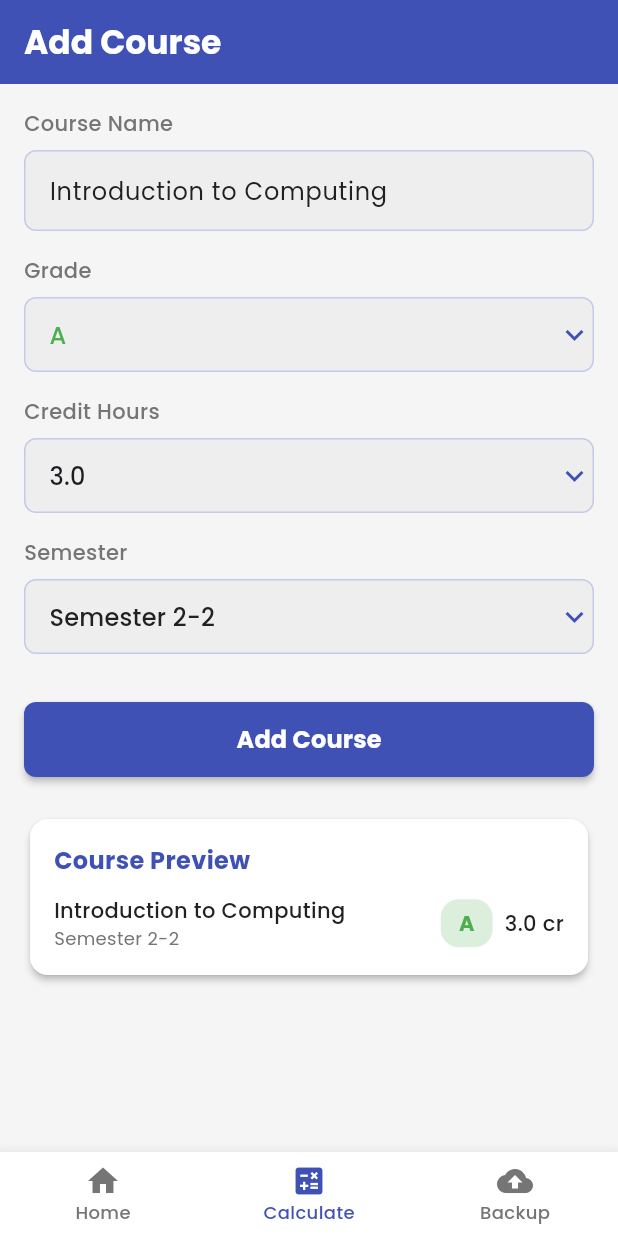
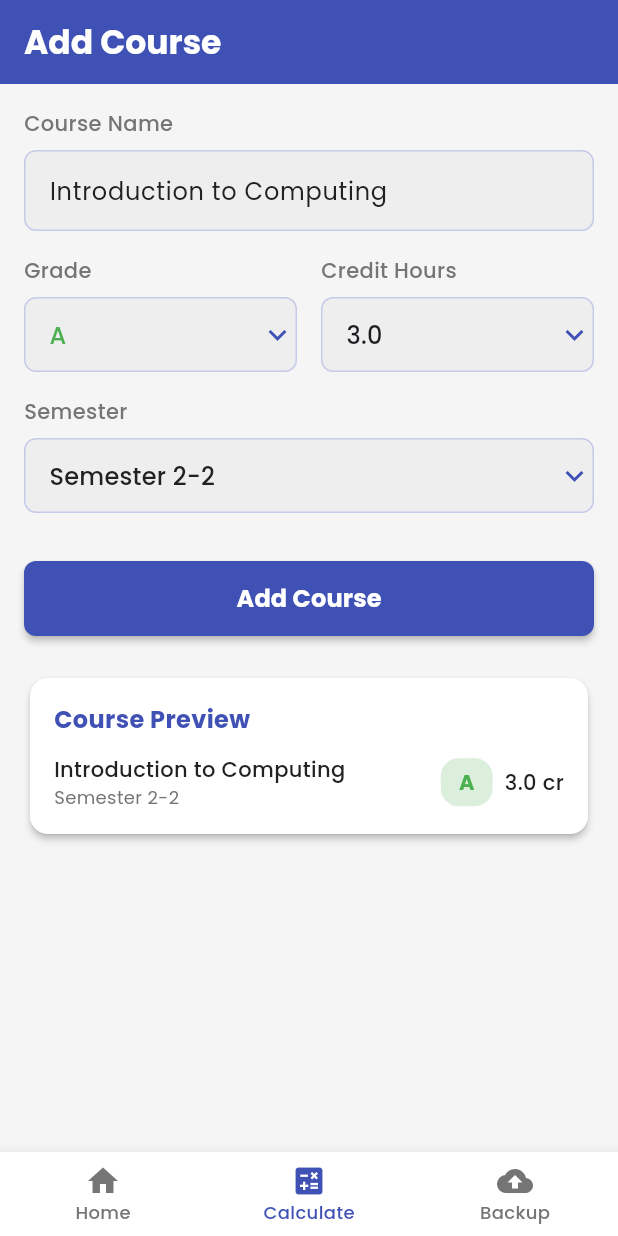
Before and after one commit to anjumArnab/Markify, a Flutter app: the screen it shows after launch, item 2 of the bottom bar chosen, on a phone screen of 412 x 824 dp. Run offline on Flutter 3.47's test engine with Material 3 defaults, Android fonts, the phone set to English and light mode, and no system bars; our stand-ins replace google_fonts.

Commit message:
UI layout

```diff
--- a/lib/screens/add_course_screen.dart
+++ b/lib/screens/add_course_screen.dart
@@ -90,7 +90,14 @@ class _AddCourseScreenState extends State<AddCourseScreen> {
               ),
               const SizedBox(height: 16),
 
+              // Grade and Credit Hours in a Row
+              Row(
+                children: [
                   // Grade Dropdown
+                  Expanded(
+                    child: Column(
+                      crossAxisAlignment: CrossAxisAlignment.start,
+                      children: [
                         const Text(
                           'Grade',
                           style: TextStyle(
@@ -133,9 +140,16 @@ class _AddCourseScreenState extends State<AddCourseScreen> {
                             },
                           ),
                         ),
-              const SizedBox(height: 16),
+                      ],
+                    ),
+                  ),
+                  const SizedBox(width: 16),
 
-              // Credit Hours
+                  // Credit Hours Dropdown
+                  Expanded(
+                    child: Column(
+                      crossAxisAlignment: CrossAxisAlignment.start,
+                      children: [
                         const Text(
                           'Credit Hours',
                           style: TextStyle(
@@ -172,10 +186,15 @@ class _AddCourseScreenState extends State<AddCourseScreen> {
                             },
                           ),
                         ),
+                      ],
+                    ),
+                  ),
+                ],
+              ),
               const SizedBox(height: 16),
 
               // Semester
-             const  Text(
+              const Text(
                 'Semester',
                 style: TextStyle(
                   fontSize: 14,
@@ -263,7 +282,7 @@ class _AddCourseScreenState extends State<AddCourseScreen> {
                   child: Column(
                     crossAxisAlignment: CrossAxisAlignment.start,
                     children: [
-                    const  Text(
+                      const Text(
                         'Course Preview',
                         style: TextStyle(
                           fontSize: 16,
```
Lines whose indentation alone changed are shown as unchanged.
